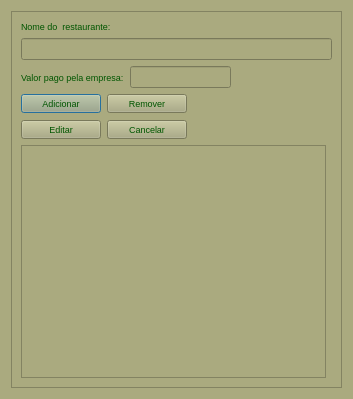
The window that ui/restaurante.ui (tiagopascal/Almoco) describes before a commit, drawn with Qt 5.
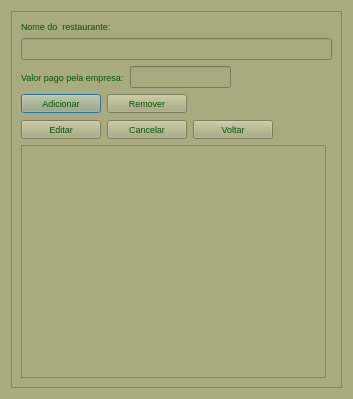
The same window after the commit.

Commit message: Adicionado botão voltar e mensagembox personalizada

The edit to the form file:
```diff
--- a/ui/restaurante.ui
+++ b/ui/restaurante.ui
@@ -167,6 +167,18 @@
           </property>
          </spacer>
         </item>
+        <item row="1" column="2">
+         <widget class="QPushButton" name="pushButton_Voltar">
+          <property name="font">
+           <font>
+            <pointsize>7</pointsize>
+           </font>
+          </property>
+          <property name="text">
+           <string>Voltar</string>
+          </property>
+         </widget>
+        </item>
        </layout>
       </item>
       <item row="3" column="0">
```
The commit also changes 10 other files.
